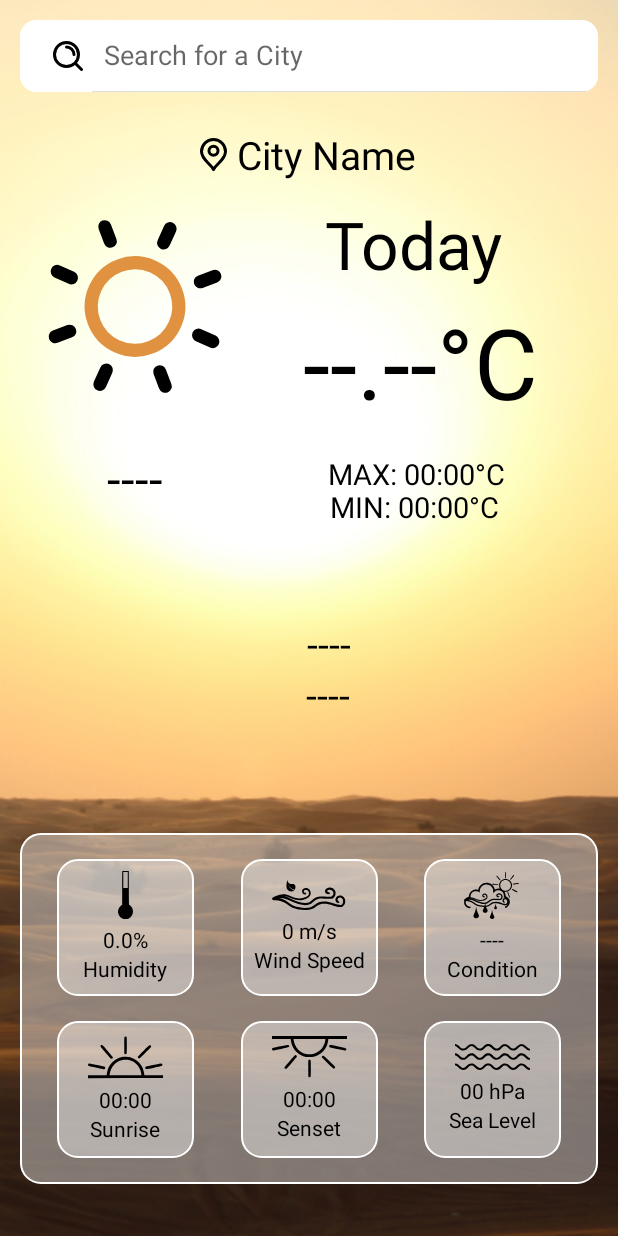
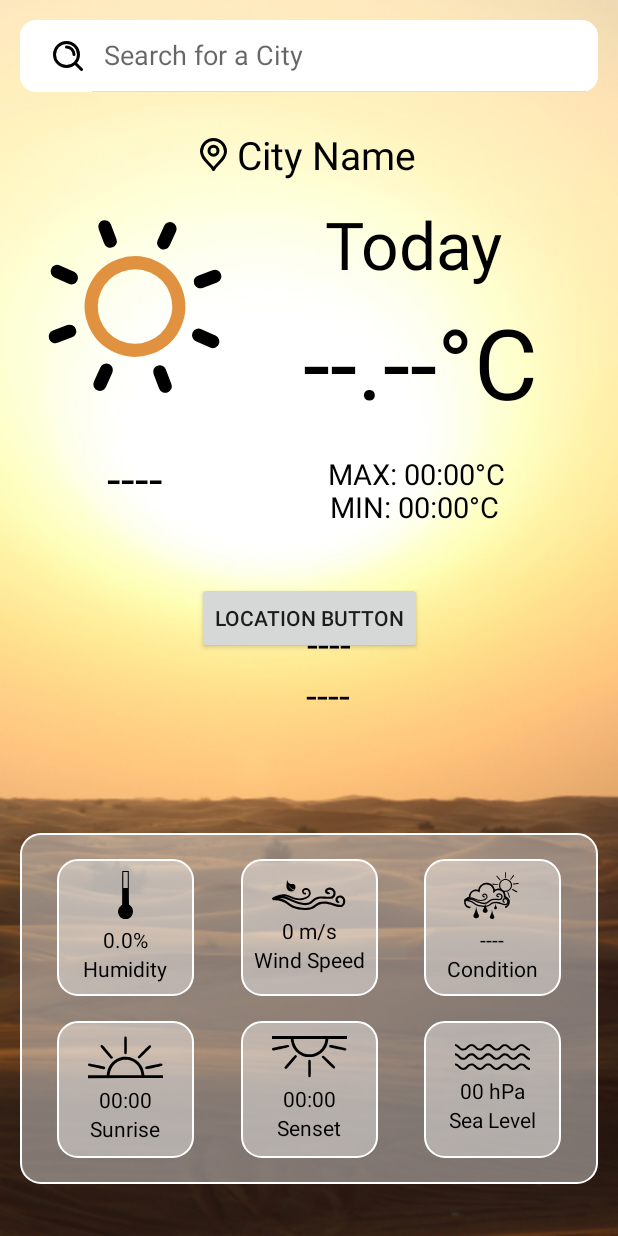
Before and after one commit to thesurajsite/WeatherWise-Weather-App, an Android app: the layout activity_main.xml on its own in the app's theme, with its tools: preview values and no code run, on a phone screen of 412 x 824 dp. Run offline under Robolectric (Android 15) with nearby library versions, the phone set to English and light mode, and no system bars; Roboto replaces fonts that are not available here.

Commit message:
location adding in progress

```diff
--- a/app/src/main/AndroidManifest.xml
+++ b/app/src/main/AndroidManifest.xml
@@ -2,6 +2,8 @@
 <manifest xmlns:android="http://schemas.android.com/apk/res/android"
     xmlns:tools="http://schemas.android.com/tools" >
     <uses-permission android:name="android.permission.INTERNET"/>
+    <uses-permission android:name="android.permission.ACCESS_FINE_LOCATION"/>
+    <uses-permission android:name="android.permission.ACCESS_COARSE_LOCATION"/>
 
     <application
         android:allowBackup="true"
--- a/app/src/main/res/layout/activity_main.xml
+++ b/app/src/main/res/layout/activity_main.xml
@@ -20,6 +20,18 @@
         android:searchIcon="@drawable/search"
         app:layout_constraintTop_toTopOf="parent"
         tools:layout_editor_absoluteX="10dp" />
+
+    <Button
+        android:id="@+id/locationButton"
+        android:layout_width="wrap_content"
+        android:layout_height="wrap_content"
+        android:text="Location Button"
+        app:layout_constraintBottom_toBottomOf="parent"
+        app:layout_constraintEnd_toEndOf="parent"
+        app:layout_constraintHorizontal_bias="0.5"
+        app:layout_constraintStart_toStartOf="parent"
+        app:layout_constraintTop_toTopOf="parent"
+        app:layout_constraintVertical_bias="0.5" />
 
     <TextView
         android:id="@+id/cityName"
```
Also changed, not shown: app/src/main/java/Activities/MainActivity.kt (+125 -0 lines).
